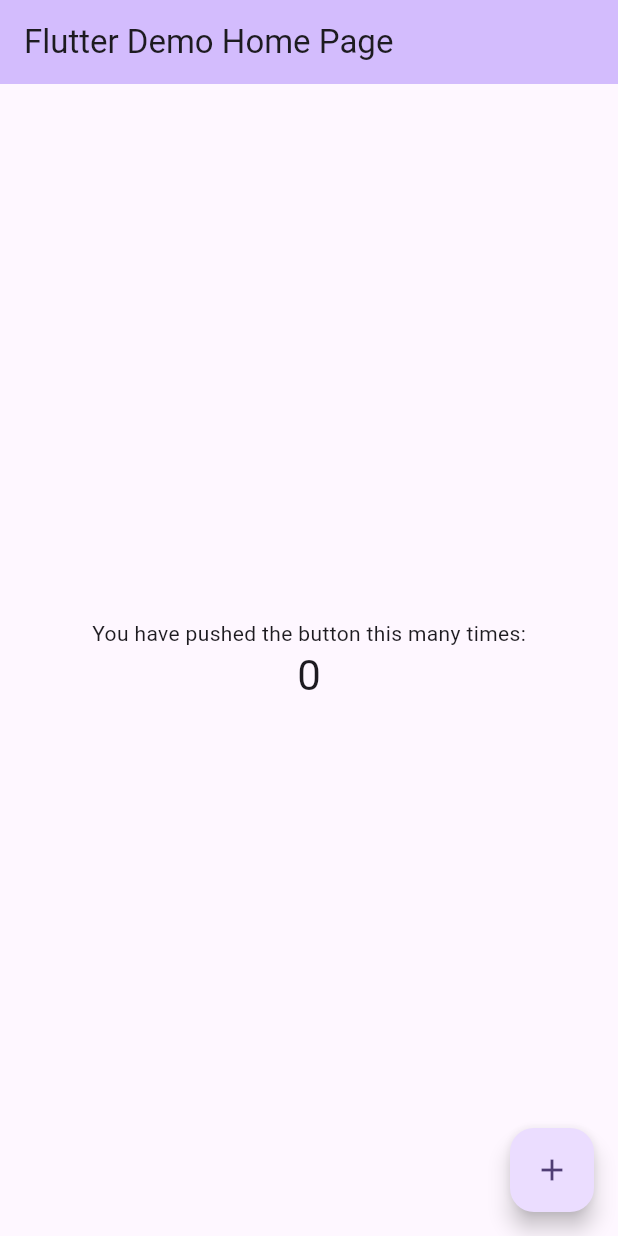
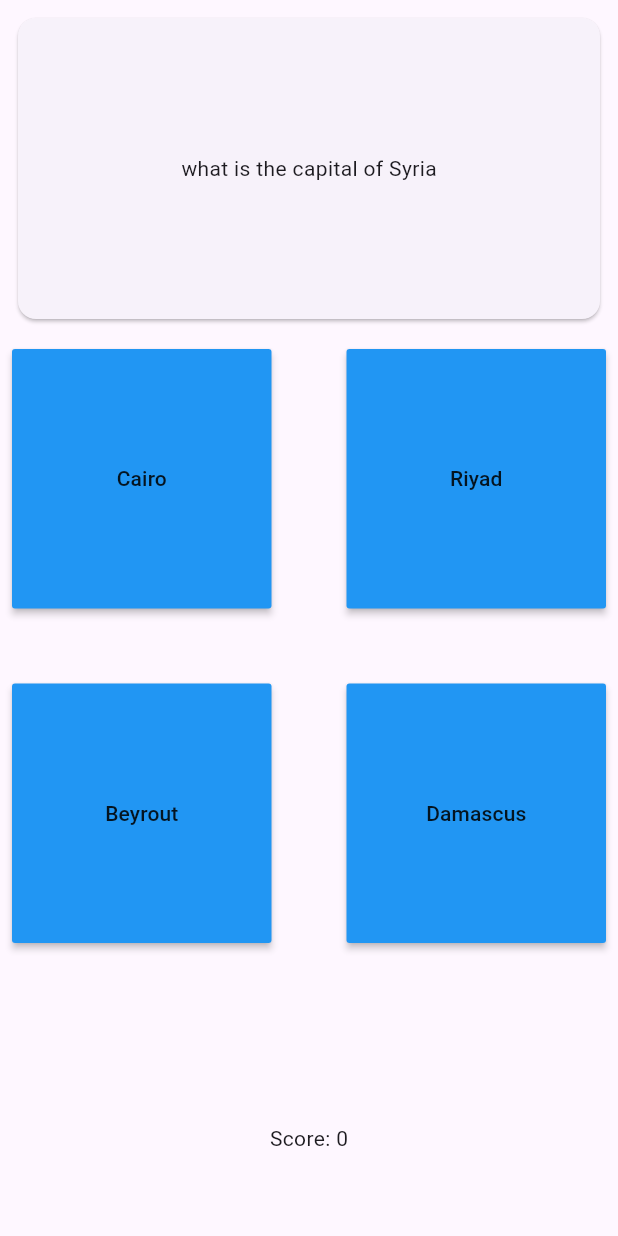
Before and after one commit to mwiak/QuizApp, a Flutter app: the screen it shows after launch, on a phone screen of 412 x 824 dp. Run offline on Flutter 3.47's test engine with Material 3 defaults, Android fonts, the phone set to English and light mode, and no system bars; our stand-ins replace sqflite; accounts and stored records are empty.

```diff
--- /dev/null
+++ b/lib/choice.dart
@@ -0,0 +1,86 @@
+import 'package:flutter/material.dart';
+import 'package:provider/provider.dart';
+
+import 'model.dart';
+
+class Choice extends StatefulWidget {
+  String choiceText;
+  bool isCorrect;
+
+  final Function onPressed;
+  Choice(
+      {super.key,
+      required this.choiceText,
+      required this.isCorrect,
+      required this.onPressed});
+
+  @override
+  State<Choice> createState() => _ChoiceState();
+}
+
+class _ChoiceState extends State<Choice> {
+  Color buttonColor = Colors.blue;
+  late Color buttonEvaluationColor;
+  bool isSelected = false;
+  late Model model;
+
+  void addToScoreBar() {
+    if (widget.isCorrect) {
+      model.scoreBarItems.add(Icon(Icons.check));
+    } else {
+      model.scoreBarItems.add(Icon(Icons.close));
+    }
+  }
+
+  @override
+  void initState() {
+    buttonEvaluationColor = widget.isCorrect ? Colors.green : Colors.red;
+    super.initState();
+  }
+
+  @override
+  void didChangeDependencies() {
+    super.didChangeDependencies();
+    model = Provider.of<Model>(context);
+  }
+
+  @override
+  Widget build(BuildContext context) {
+    return Selector<Model, bool>(
+        selector: (context, selectorP) => selectorP.clickable,
+        builder: (context, clickable, child) {
+          return SizedBox(
+            width: 120,
+            height: 50,
+            child: MaterialButton(
+              onPressed: clickable
+                  ? () async {
+                      setState(() {
+                        buttonColor =
+                            widget.isCorrect ? Colors.green : Colors.red;
+                        isSelected = true;
+                      });
+
+                      model.score = widget.isCorrect
+                          ? model.score + 100
+                          : model.score - 100;
+
+                      addToScoreBar();
+
+                      model.updateClickable();
+
+                      // Adding a delay after UI update
+                      await Future.delayed(const Duration(milliseconds: 1500));
+
+                      model.updateClickable();
+                      widget.onPressed();
+                    }
+                  : null,
+              color: buttonColor,
+              disabledColor: buttonEvaluationColor,
+              child: Text(widget.choiceText),
+            ),
+          );
+        });
+  }
+}
--- a/lib/main.dart
+++ b/lib/main.dart
@@ -1,125 +1,26 @@
 import 'package:flutter/material.dart';
+import 'package:provider/provider.dart';
+import 'home_page.dart';
+import 'model.dart';
+import 'play_menu.dart';
 
-void main() {
+void main() // the start point of a Dart program.
+{
   runApp(const MyApp());
 }
 
 class MyApp extends StatelessWidget {
   const MyApp({super.key});
 
-  // This widget is the root of your application.
+  // the root of a flutter application.
   @override
   Widget build(BuildContext context) {
-    return MaterialApp(
-      title: 'Flutter Demo',
-      theme: ThemeData(
-        // This is the theme of your application.
-        //
-        // TRY THIS: Try running your application with "flutter run". You'll see
-        // the application has a purple toolbar. Then, without quitting the app,
-        // try changing the seedColor in the colorScheme below to Colors.green
-        // and then invoke "hot reload" (save your changes or press the "hot
-        // reload" button in a Flutter-supported IDE, or press "r" if you used
-        // the command line to start the app).
-        //
-        // Notice that the counter didn't reset back to zero; the application
-        // state is not lost during the reload. To reset the state, use hot
-        // restart instead.
-        //
-        // This works for code too, not just values: Most code changes can be
-        // tested with just a hot reload.
-        colorScheme: ColorScheme.fromSeed(seedColor: Colors.deepPurple),
-        useMaterial3: true,
+    return ChangeNotifierProvider(
+      create: (context) => Model(),
+      child: const MaterialApp(
+        title: 'Quiz App',
+        home: PlayScreen(),
       ),
-      home: const MyHomePage(title: 'Flutter Demo Home Page'),
     );
   }
 }
-
-class MyHomePage extends StatefulWidget {
-  const MyHomePage({super.key, required this.title});
-
-  // This widget is the home page of your application. It is stateful, meaning
-  // that it has a State object (defined below) that contains fields that affect
-  // how it looks.
-
-  // This class is the configuration for the state. It holds the values (in this
-  // case the title) provided by the parent (in this case the App widget) and
-  // used by the build method of the State. Fields in a Widget subclass are
-  // always marked "final".
-
-  final String title;
-
-  @override
-  State<MyHomePage> createState() => _MyHomePageState();
-}
-
-class _MyHomePageState extends State<MyHomePage> {
-  int _counter = 0;
-
-  void _incrementCounter() {
-    setState(() {
-      // This call to setState tells the Flutter framework that something has
-      // changed in this State, which causes it to rerun the build method below
-      // so that the display can reflect the updated values. If we changed
-      // _counter without calling setState(), then the build method would not be
-      // called again, and so nothing would appear to happen.
-      _counter++;
-    });
-  }
-
-  @override
-  Widget build(BuildContext context) {
-    // This method is rerun every time setState is called, for instance as done
-    // by the _incrementCounter method above.
-    //
-    // The Flutter framework has been optimized to make rerunning build methods
-    // fast, so that you can just rebuild anything that needs updating rather
-    // than having to individually change instances of widgets.
-    return Scaffold(
-      appBar: AppBar(
-        // TRY THIS: Try changing the color here to a specific color (to
-        // Colors.amber, perhaps?) and trigger a hot reload to see the AppBar
-        // change color while the other colors stay the same.
-        backgroundColor: Theme.of(context).colorScheme.inversePrimary,
-        // Here we take the value from the MyHomePage object that was created by
-        // the App.build method, and use it to set our appbar title.
-        title: Text(widget.title),
-      ),
-      body: Center(
-        // Center is a layout widget. It takes a single child and positions it
-        // in the middle of the parent.
-        child: Column(
-          // Column is also a layout widget. It takes a list of children and
-          // arranges them vertically. By default, it sizes itself to fit its
-          // children horizontally, and tries to be as tall as its parent.
-          //
-          // Column has various properties to control how it sizes itself and
-          // how it positions its children. Here we use mainAxisAlignment to
-          // center the children vertically; the main axis here is the vertical
-          // axis because Columns are vertical (the cross axis would be
-          // horizontal).
-          //
-          // TRY THIS: Invoke "debug painting" (choose the "Toggle Debug Paint"
-          // action in the IDE, or press "p" in the console), to see the
-          // wireframe for each widget.
-          mainAxisAlignment: MainAxisAlignment.center,
-          children: <Widget>[
-            const Text(
-              'You have pushed the button this many times:',
-            ),
-            Text(
-              '$_counter',
-              style: Theme.of(context).textTheme.headlineMedium,
-            ),
-          ],
-        ),
-      ),
-      floatingActionButton: FloatingActionButton(
-        onPressed: _incrementCounter,
-        tooltip: 'Increment',
-        child: const Icon(Icons.add),
-      ), // This trailing comma makes auto-formatting nicer for build methods.
-    );
-  }
-}
--- /dev/null
+++ b/lib/model.dart
@@ -0,0 +1,15 @@
+import 'package:flutter/material.dart';
+import 'package:provider/provider.dart';
+
+class Model extends ChangeNotifier {
+  bool isClickable = true;
+  int score = 0;
+  List<Widget> scoreBarItems = [];
+
+  get clickable => isClickable;
+
+  void updateClickable() {
+    isClickable = !isClickable;
+    notifyListeners();
+  }
+}
--- /dev/null
+++ b/lib/play_menu.dart
@@ -0,0 +1,123 @@
+import 'package:flutter/material.dart';
+import 'package:provider/provider.dart';
+import 'model.dart';
+import 'question.dart';
+import 'choice.dart';
+import 'results.dart';
+
+class PlayScreen extends StatefulWidget {
+  const PlayScreen({super.key});
+
+  @override
+  State<PlayScreen> createState() => _PlayScreenState();
+}
+
+class _PlayScreenState extends State<PlayScreen> {
+  late Question q1;
+  late Question q2;
+  late List qeue = [];
+  int currentQuestion = 0;
+  List<Widget> scoreBar = [];
+  late Model model;
+
+  void addToScoreBar() {}
+
+  List<Widget> generateChoices(int questionNumber) {
+    List<Widget> choices = [];
+    for (var choice in qeue[questionNumber].choices) {
+      var generatedChoice = Choice(
+          key: UniqueKey(),
+          choiceText: choice.keys.first,
+          isCorrect: choice.values.first,
+          onPressed: nextQuestion);
+      choices.add(generatedChoice);
+    }
+    return choices;
+  }
+
+  void nextQuestion() async {
+    if (currentQuestion < qeue.length - 1) {
+      setState(() {
+        currentQuestion++;
+      });
+    } else {
+      Navigator.of(context).pushReplacement(
+        MaterialPageRoute(builder: (context) => const Results()),
+      );
+    }
+  }
+
+  String generateQuestionText() {
+    return qeue[currentQuestion].title;
+  }
+
+  @override
+  void dispose() {
+    model.scoreBarItems = [];
+    model.score = 0;
+    super.dispose();
+  }
+
+  @override
+  void didChangeDependencies() {
+    super.didChangeDependencies();
+    model = Provider.of<Model>(context);
+  }
+
+  @override
+  void initState() {
+    q1 = Question(id: 1, title: 'what is the capital of Syria', choices: [
+      {'Cairo': false},
+      {'Riyad': false},
+      {'Beyrout': false},
+      {'Damascus': true},
+    ]);
+    q2 = Question(id: 2, title: 'what is the capital of Germany', choices: [
+      {'Frankfurt': false},
+      {'Hamburg': false},
+      {'Berlin': true},
+      {'Meinz': false},
+    ]);
+    qeue.add(q1);
+    qeue.add(q2);
+
+    super.initState();
+  }
+
+  @override
+  Widget build(BuildContext context) {
+    return Scaffold(
+      body: SafeArea(
+        child: Center(
+          child: Column(
+            children: [
+              Expanded(
+                  flex: 3,
+                  child: Padding(
+                    padding: const EdgeInsets.all(8.0),
+                    child: Card(
+                        child: Center(child: Text(generateQuestionText()))),
+                  )),
+              Expanded(
+                flex: 7,
+                child: Padding(
+                  padding: const EdgeInsets.all(8.0),
+                  child: GridView.count(
+                    crossAxisSpacing: 50,
+                    mainAxisSpacing: 50,
+                    crossAxisCount: 2,
+                    children: generateChoices(currentQuestion),
+                  ),
+                ),
+              ),
+              Expanded(child: Text('Score: ' + model.score.toString())),
+              Row(
+                children: model.scoreBarItems,
+              )
+            ],
+          ),
+        ),
+      ),
+    );
+  }
+}
--- /dev/null
+++ b/lib/question.dart
@@ -0,0 +1,16 @@
+class Question {
+  Question({required this.id, required this.title, required this.choices});
+  late int id;
+  late String title;
+  late List<Map<String, bool>> choices;
+}
+
+class SingleAnswerQuestion extends Question {
+  SingleAnswerQuestion(
+      {required super.id, required super.title, required super.choices});
+}
+
+class MultipleAnswersQuestion extends Question {
+  MultipleAnswersQuestion(
+      {required super.id, required super.title, required super.choices});
+}
--- a/pubspec.yaml
+++ b/pubspec.yaml
@@ -28,6 +28,8 @@ environment:
 # the latest version available on pub.dev. To see which dependencies have newer
 # versions available, run `flutter pub outdated`.
 dependencies:
+  sqflite: ^2.3.0
+  provider: ^6.1.2
   flutter:
     sdk: flutter
 
```
Also changed, not shown: lib/home_page.dart (added, +30 -0 lines), lib/results.dart (added, +54 -0 lines), lib/reusable_widgets.dart (added, +15 -0 lines), lib/sqflite.dart (added, +69 -0 lines), pubspec.lock, 1 other file.
